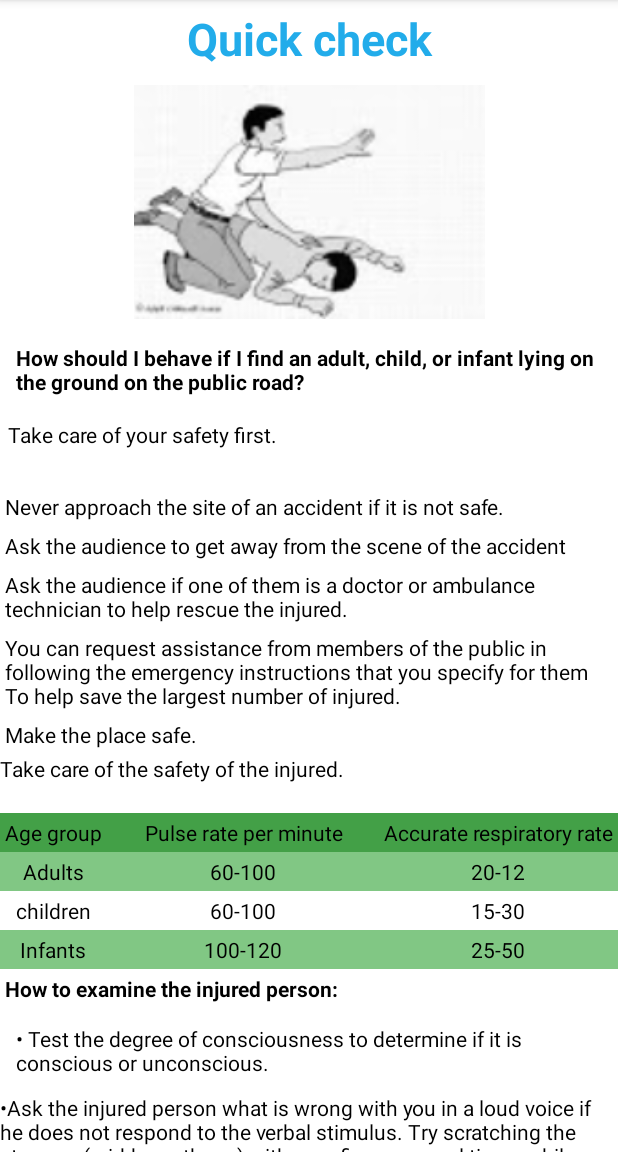
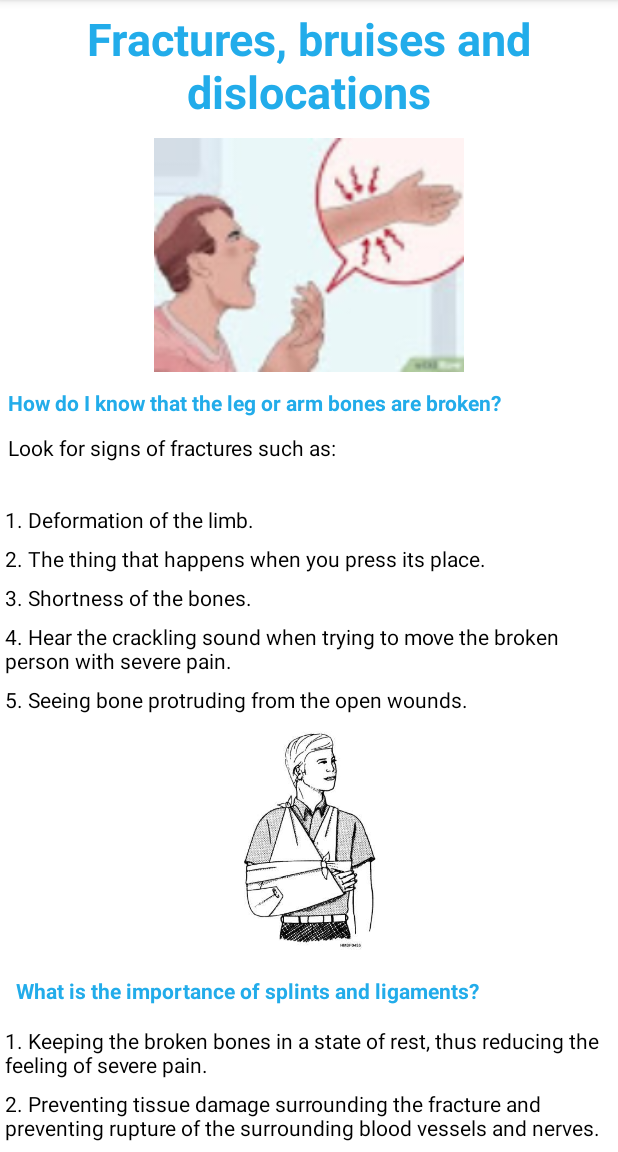
Before and after one commit to bahaahafiz/Medical_project, an Android app: the screen it shows after launch (qucik_check before the commit, Fractures after it), on a phone screen of 412 x 824 dp, the part 84-1236 px from its top. Run offline under Robolectric (Android 15) with nearby library versions, the phone set to English and light mode, and no system bars.

Commit message:
final fractures task

```diff
--- /dev/null
+++ b/app/src/main/java/com/example/medical_project/Fractures.java
@@ -0,0 +1,14 @@
+package com.example.medical_project;
+
+import androidx.appcompat.app.AppCompatActivity;
+
+import android.os.Bundle;
+
+public class Fractures extends AppCompatActivity {
+
+    @Override
+    protected void onCreate(Bundle savedInstanceState) {
+        super.onCreate(savedInstanceState);
+        setContentView(R.layout.activity_fractures);
+    }
+}
--- /dev/null
+++ b/app/src/main/res/layout/activity_fractures.xml
@@ -0,0 +1,203 @@
+<?xml version="1.0" encoding="utf-8"?>
+<ScrollView xmlns:android="http://schemas.android.com/apk/res/android"
+    xmlns:app="http://schemas.android.com/apk/res-auto"
+    android:layout_width="match_parent"
+    android:layout_height="match_parent">
+    <LinearLayout
+        android:layout_width="match_parent"
+        android:layout_height="wrap_content"
+        android:orientation="vertical">
+        <TextView
+            android:layout_width="match_parent"
+            android:layout_height="wrap_content"
+            android:gravity="center"
+            android:text="@string/fractures_bruises_and_dislocations"
+            android:textColor="#22ACEA"
+            android:textSize="30sp"
+            android:textStyle="bold"
+            android:layout_margin="5dp"
+            />
+        <ImageView
+            android:layout_width="match_parent"
+            android:layout_height="156dp"
+            android:src="@drawable/broken"
+            android:layout_margin="5dp"/>
+        <TextView
+            android:layout_width="match_parent"
+            android:layout_height="wrap_content"
+            android:gravity="start"
+            android:text="@string/how_do_i_know_that_the_leg_or_arm_bones_are_broken"
+            android:textColor="#22ACEA"
+            android:textStyle="bold"
+            android:layout_margin="5dp"
+            />
+        <TextView
+            android:layout_width="match_parent"
+            android:layout_height="wrap_content"
+            android:gravity="start"
+            android:text="@string/look_for_signs_of_fractures_such_as"
+            android:textColor="@color/black"
+            android:layout_marginBottom="20dp"
+            android:padding="5dp"
+            />
+        <TextView
+            android:layout_width="match_parent"
+            android:layout_height="wrap_content"
+            android:gravity="start"
+            android:text="@string/_1_deformation_of_the_limb"
+            android:textColor="@color/black"
+            android:layout_margin="3dp"
+            />
+        <TextView
+            android:layout_width="match_parent"
+            android:layout_height="wrap_content"
+            android:gravity="start"
+            android:text="@string/_2_the_thing_that_happens_when_you_press_its_place"
+            android:textColor="@color/black"
+            android:layout_margin="3dp"
+            />
+        <TextView
+            android:layout_width="match_parent"
+            android:layout_height="wrap_content"
+            android:gravity="start"
+            android:text="@string/_3_shortness_of_the_bones"
+            android:textColor="@color/black"
+            android:layout_margin="3dp"
+            />
+        <TextView
+            android:layout_width="match_parent"
+            android:layout_height="wrap_content"
+            android:gravity="start"
+            android:text="@string/_4_hear_the_crackling_sound_when_trying_to_move_the_broken_person_with_severe_pain"
+            android:textColor="@color/black"
+            android:layout_margin="3dp"
+            />
+        <TextView
+            android:layout_width="match_parent"
+            android:layout_height="wrap_content"
+            android:gravity="start"
+            android:text="@string/_5_seeing_bone_protruding_from_the_open_wounds"
+            android:textColor="@color/black"
+            android:layout_margin="3dp"
+            />
+        <ImageView
+            android:layout_width="match_parent"
+            android:layout_height="150dp"
+            android:src="@drawable/forearm_splint"
+            android:layout_margin="5dp"/>
+        <TextView
+            android:layout_width="match_parent"
+            android:layout_height="wrap_content"
+            android:gravity="start"
+            android:text="@string/what_is_the_importance_of_splints_and_ligaments"
+            android:textColor="#22ACEA"
+            android:textStyle="bold"
+            android:layout_margin="5dp"
+            android:padding="5dp"
+            />
+        <TextView
+            android:layout_width="match_parent"
+            android:layout_height="wrap_content"
+            android:gravity="start"
+            android:text="@string/_1_keeping_the_broken_bones_in_a_state_of_rest_thus_reducing_the_feeling_of_severe_pain"
+            android:textColor="@color/black"
+            android:layout_margin="3dp"
+            />
+        <TextView
+            android:layout_width="match_parent"
+            android:layout_height="wrap_content"
+            android:gravity="start"
+            android:text="@string/_2_preventing_tissue_damage_surrounding_the_fracture_and_preventing_rupture_of_the_surrounding_blood_vessels_and_nerves"
+            android:textColor="@color/black"
+            android:layout_margin="3dp"
+            />
+        <TextView
+            android:layout_width="match_parent"
+            android:layout_height="wrap_content"
+            android:gravity="start"
+            android:text="@string/_3_avoid_turning_the_simple_fraction_into_a_double_or_compound_fracture"
+            android:textColor="@color/black"
+            android:layout_margin="3dp"
+            />
+        <TextView
+            android:layout_width="match_parent"
+            android:layout_height="wrap_content"
+            android:gravity="start"
+            android:text="@string/_4_preventing_the_two_ends_of_the_broken_bone_from_friction_thus_avoiding_the_occurrence_of_pain"
+            android:textColor="@color/black"
+            android:layout_margin="3dp"
+            />
+        <ImageView
+            android:layout_width="match_parent"
+            android:layout_height="150dp"
+            android:src="@drawable/broken_leg"
+            android:layout_margin="5dp"/>
+        <TextView
+            android:layout_width="match_parent"
+            android:layout_height="wrap_content"
+            android:gravity="start"
+            android:text="@string/what_are_the_general_principles_of_splints"
+            android:textColor="#22ACEA"
+            android:textStyle="bold"
+            android:layout_margin="5dp"
+            android:padding="5dp"
+            />
+        <TextView
+            android:layout_width="match_parent"
+            android:layout_height="wrap_content"
+            android:gravity="start"
+            android:text="@string/_1_the_joint_located_before_and_after_the_skeletal_injury_is_fixed_for_the_joint_injury_the_bone_present_before_and_after_the_injured_joint_is_fixed"
+            android:textColor="@color/black"
+            android:layout_margin="3dp"
+            />
+        <TextView
+            android:layout_width="match_parent"
+            android:layout_height="wrap_content"
+            android:gravity="start"
+            android:text="@string/_2_remove_and_cut_the_clothes_in_the_injured_area_before_casting"
+            android:textColor="@color/black"
+            android:layout_margin="3dp"
+            />
+        <TextView
+            android:layout_width="match_parent"
+            android:layout_height="wrap_content"
+            android:gravity="start"
+            android:text="@string/_3_cover_open_injuries_with_a_sterile_pad_before_splinting"
+            android:textColor="@color/black"
+            android:layout_margin="3dp"
+            />
+        <TextView
+            android:layout_width="match_parent"
+            android:layout_height="wrap_content"
+            android:gravity="start"
+            android:text="@string/_4_fixing_the_limb_in_the_position_in_which_it_was_found_unless_there_was_no_pulse_in_the_distal_limb_of_the_manual_traction_injury_before_the_splint_was_installed"
+            android:textColor="@color/black"
+            android:layout_margin="3dp"
+            />
+        <TextView
+            android:layout_width="match_parent"
+            android:layout_height="wrap_content"
+            android:gravity="start"
+            android:text="@string/_5_not_to_return_the_bone_from_the_wound_intentionally_into_the_tissues"
+            android:textColor="@color/black"
+            android:layout_margin="3dp"
+            />
+        <TextView
+            android:layout_width="match_parent"
+            android:layout_height="wrap_content"
+            android:gravity="start"
+            android:text="@string/_6_putting_on_the_splint_when_you_suspect_an_injury"
+            android:textColor="@color/black"
+            android:layout_margin="3dp"
+            />
+
+
+
+
+
+
+
+
+
+    </LinearLayout>
+</ScrollView>
--- a/app/src/main/res/layout/activity_qucik_check.xml
+++ b/app/src/main/res/layout/activity_qucik_check.xml
@@ -5,7 +5,7 @@
     android:layout_height="match_parent">
     <LinearLayout
         android:layout_width="match_parent"
-        android:layout_height="match_parent"
+        android:layout_height="wrap_content"
         android:orientation="vertical">
         <TextView
             android:layout_width="match_parent"
--- a/app/src/main/res/values/strings.xml
+++ b/app/src/main/res/values/strings.xml
@@ -43,6 +43,26 @@
     <string name="the_patient_s_breathing_is_checked_by_looking_at_the_patient_s_chest_to_monitor_the_rise_and_fall_of_the_chest_the_movement_of_the_chest_downward_and_rising_is_an_indication_of_the_presence_of_a_pulse_so_it_is_sufficient_to_check_breathing_without_the_need_to_check_the_pulse">The patient\'s breathing is checked by looking at the patient\'s chest to monitor the rise and fall of the chest. The movement of the chest downward and rising is an indication of the presence of a pulse, so it is sufficient to check breathing without the need to check the pulse</string>
     <string name="note">Note:</string>
     <string name="the_time_period_for_the_breath_test_is_5_10_seconds">The time period for the breath test is 5-10 seconds.</string>
+    <string name="fractures_bruises_and_dislocations">Fractures, bruises and dislocations</string>
+    <string name="how_do_i_know_that_the_leg_or_arm_bones_are_broken">How do I know that the leg or arm bones are broken?</string>
+    <string name="look_for_signs_of_fractures_such_as">Look for signs of fractures such as:</string>
+    <string name="_1_deformation_of_the_limb">1. Deformation of the limb.</string>
+    <string name="_2_the_thing_that_happens_when_you_press_its_place">2. The thing that happens when you press its place.</string>
+    <string name="_3_shortness_of_the_bones">3. Shortness of the bones.</string>
+    <string name="_4_hear_the_crackling_sound_when_trying_to_move_the_broken_person_with_severe_pain">4. Hear the crackling sound when trying to move the broken person with severe pain.</string>
+    <string name="_5_seeing_bone_protruding_from_the_open_wounds">5. Seeing bone protruding from the open wounds.</string>
+    <string name="what_is_the_importance_of_splints_and_ligaments">What is the importance of splints and ligaments?</string>
+    <string name="_1_keeping_the_broken_bones_in_a_state_of_rest_thus_reducing_the_feeling_of_severe_pain">1. Keeping the broken bones in a state of rest, thus reducing the feeling of severe pain.</string>
+    <string name="_2_preventing_tissue_damage_surrounding_the_fracture_and_preventing_rupture_of_the_surrounding_blood_vessels_and_nerves">2. Preventing tissue damage surrounding the fracture and preventing rupture of the surrounding blood vessels and nerves.</string>
+    <string name="_3_avoid_turning_the_simple_fraction_into_a_double_or_compound_fracture">3. Avoid turning the simple fraction into a double or compound fracture.</string>
+    <string name="_4_preventing_the_two_ends_of_the_broken_bone_from_friction_thus_avoiding_the_occurrence_of_pain">4. Preventing the two ends of the broken bone from friction, thus avoiding the occurrence of pain.</string>
+    <string name="what_are_the_general_principles_of_splints">What are the general principles of splints?</string>
+    <string name="_1_the_joint_located_before_and_after_the_skeletal_injury_is_fixed_for_the_joint_injury_the_bone_present_before_and_after_the_injured_joint_is_fixed">1. The joint located before and after the skeletal injury is fixed, for the joint injury the bone present before and after the injured joint is fixed.</string>
+    <string name="_2_remove_and_cut_the_clothes_in_the_injured_area_before_casting">2. Remove and cut the clothes in the injured area before casting.</string>
+    <string name="_3_cover_open_injuries_with_a_sterile_pad_before_splinting">3. Cover open injuries with a sterile pad before splinting.</string>
+    <string name="_4_fixing_the_limb_in_the_position_in_which_it_was_found_unless_there_was_no_pulse_in_the_distal_limb_of_the_manual_traction_injury_before_the_splint_was_installed">4. Fixing the limb in the position in which it was found, unless there was no pulse in the distal limb of the manual traction injury before the splint was installed.</string>
+    <string name="_5_not_to_return_the_bone_from_the_wound_intentionally_into_the_tissues">5. Not to return the bone from the wound intentionally into the tissues.</string>
+    <string name="_6_putting_on_the_splint_when_you_suspect_an_injury">6. Putting on the splint when you suspect an injury.</string>
     <string-array name="Sp_sex">
         <item>Male</item>
         <item>Female</item>
```
Also changed, not shown: app/src/main/AndroidManifest.xml (+4 -3 lines), app/src/main/res/drawable/broken.jpg (added), app/src/main/res/drawable/broken_leg.png (added), app/src/main/res/drawable/forearm_splint.jpg (added), 1 other file.
